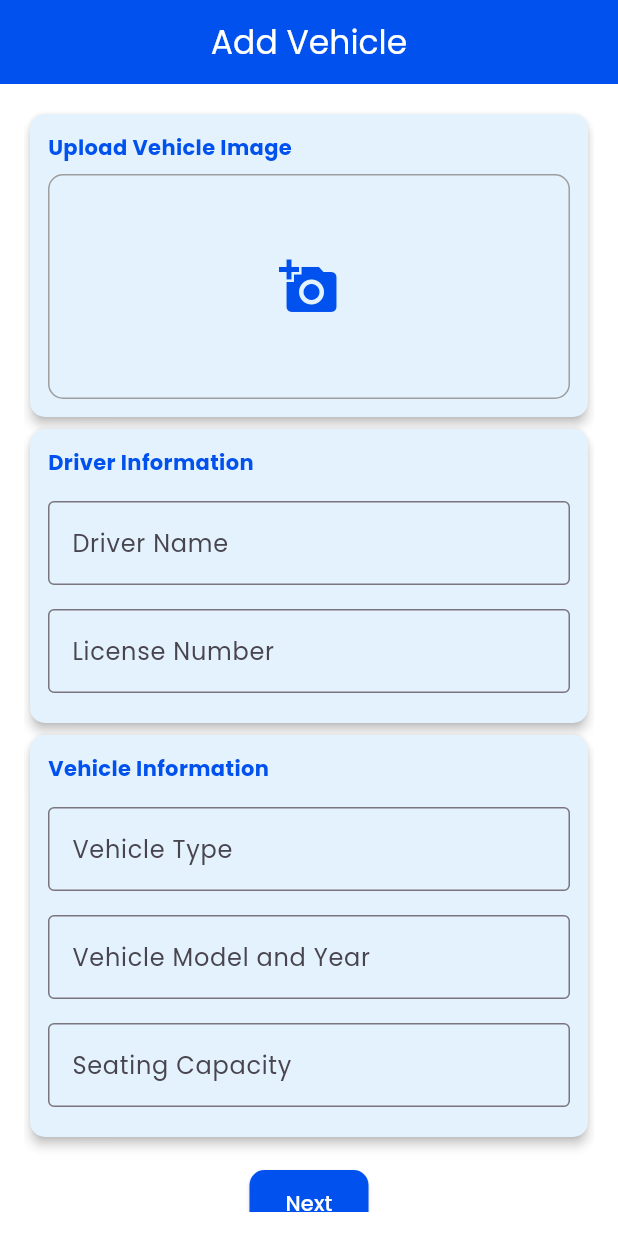
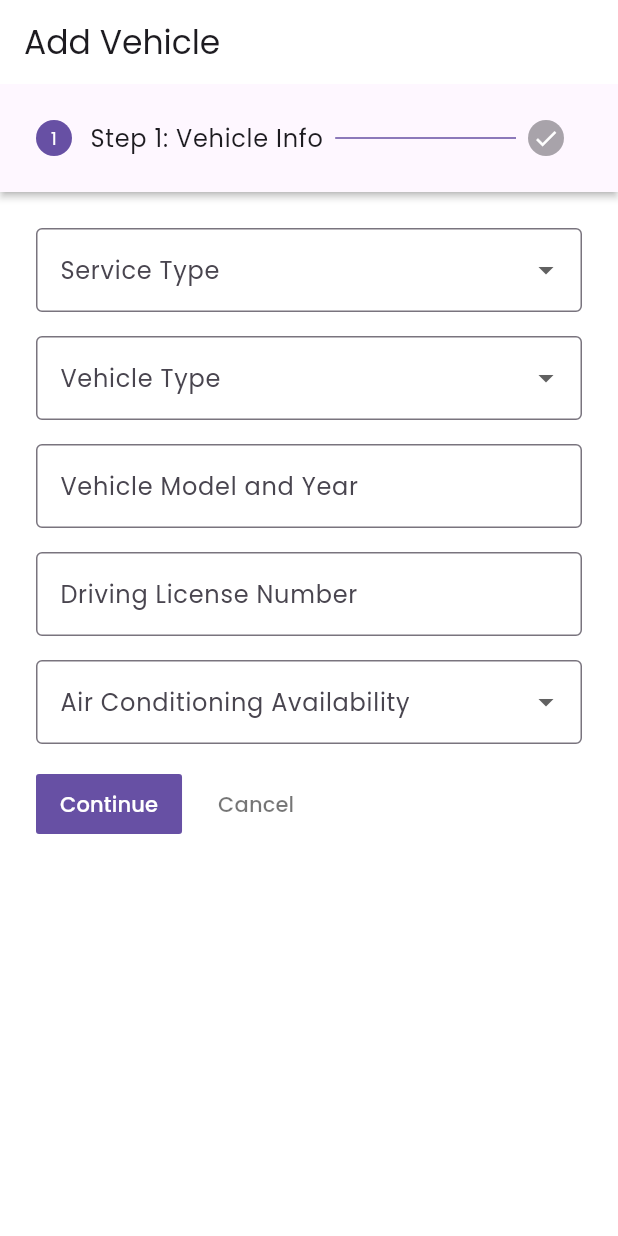
Before and after one commit to wathilaDewnaka/ridelanka-mobile-app-client, a Flutter app: the screen it shows after launch, on a phone screen of 412 x 824 dp. Run offline on Flutter 3.47's test engine with Material 3 defaults, Android fonts, the phone set to English and light mode, and no system bars; our stand-ins replace firebase_core; accounts and stored records are empty.

Commit message:
Added the stepper to make step feature

```diff
--- a/lib/src/screens/driver/vehicle_add.dart
+++ b/lib/src/screens/driver/vehicle_add.dart
@@ -1,254 +1,179 @@
 import 'package:flutter/material.dart';
-
-import 'dart:io';
-
-void main() {
-  runApp(MaterialApp(
-    debugShowCheckedModeBanner: false,
-    home: VehicleAddScreen(),
-  ));
-}
 
 class VehicleAddScreen extends StatefulWidget {
   @override
-  _AddVehiclePage1State createState() => _AddVehiclePage1State();
+  _VehicleAddScreenState createState() =>
+      _VehicleAddScreenState();
 }
 
-class _AddVehiclePage1State extends State<VehicleAddScreen> {
-  final _formKey = GlobalKey<FormState>();
+class _VehicleAddScreenState extends State<VehicleAddScreen> {
+  int _currentStep = 0;
 
-  final TextEditingController driverNameController = TextEditingController();
   final TextEditingController licenseController = TextEditingController();
   final TextEditingController vehicleTypeController = TextEditingController();
   final TextEditingController modelController = TextEditingController();
   final TextEditingController seatingController = TextEditingController();
+  final TextEditingController descriptionController = TextEditingController();
 
-  File? _image;
-
-  final ImagePicker _picker = ImagePicker();
-
-  Future<void> _pickImage() async {
-    final XFile? pickedFile =
-        await _picker.pickImage(source: ImageSource.gallery);
-    if (pickedFile != null) {
-      setState(() {
-        _image = File(pickedFile.path);
-      });
-    }
-  }
-
-  void _validateAndProceed() {
-    if (_formKey.currentState!.validate()) {
-      Navigator.push(
-        context,
-        MaterialPageRoute(builder: (context) => VehicleAddScreen2()),
-      );
-    }
-  }
+  final TextEditingController startLocationController = TextEditingController();
+  final TextEditingController endLocationController = TextEditingController();
+  final TextEditingController priceController = TextEditingController();
+  final TextEditingController experienceController = TextEditingController();
+  final TextEditingController countController = TextEditingController();
+  final TextEditingController languagesController = TextEditingController();
+  final TextEditingController refereeController = TextEditingController();
 
   @override
   Widget build(BuildContext context) {
     return Scaffold(
-      appBar: AppBar(
-        title: Text('Add Vehicle', style: TextStyle(color: Colors.white)),
-        backgroundColor: Color(0xFF0051ED),
-        centerTitle: true,
-      ),
-      body: Padding(
-        padding: EdgeInsets.all(16.0),
-        child: SingleChildScrollView(
-          child: Form(
-            key: _formKey,
-            child: Column(
+      appBar: AppBar(title: Text('Add Vehicle')),
+      body: Stepper(
+        type: StepperType.horizontal,
+        currentStep: _currentStep,
+        onStepContinue: () {
+          if (_currentStep < 1) {
+            setState(() => _currentStep += 1);
+          } else {
+            // Submit data
+            print("Submit all data");
+          }
+        },
+        onStepCancel: () {
+          if (_currentStep > 0) {
+            setState(() => _currentStep -= 1);
+          }
+        },
+        steps: [
+          // Step 1: Vehicle Information
+          Step(
+            title: Text(_currentStep == 0 ? 'Step 1: Vehicle Info' : ""),
+            isActive: _currentStep >= 0,
+            state: _currentStep > 0 ? StepState.complete : StepState.indexed,
+            content: Column(
               children: [
-                // Image Upload Section
-                buildCard('Upload Vehicle Image', [
-                  Container(
-                    height: 150,
-                    width: double.infinity,
-                    decoration: BoxDecoration(
-                      border: Border.all(color: Colors.grey),
-                      borderRadius: BorderRadius.circular(10),
-                      color: Colors.blue[50],
-                    ),
-                    child: Center(
-                      child: IconButton(
-                        icon: Icon(Icons.add_a_photo,
-                            color: Color(0xFF0051ED), size: 40),
-                        onPressed: _pickImage,
-                      ),
-                    ),
+                DropdownButtonFormField(
+                  items: ['School', 'Staff']
+                      .map((value) =>
+                          DropdownMenuItem(value: value, child: Text(value)))
+                      .toList(),
+                  onChanged: (value) {},
+                  decoration: InputDecoration(
+                    labelText: 'Service Type',
+                    border: OutlineInputBorder(),
                   ),
-                  if (_image != null)
-                    Padding(
-                      padding: const EdgeInsets.only(top: 16.0),
-                      child: Image.file(
-                        _image!,
-                        width: 100,
-                        height: 100,
-                        fit: BoxFit.cover,
-                      ),
-                    ),
-                ]),
-
-                // Driver Information
-                buildCard('Driver Information', [
-                  buildTextField(driverNameController, 'Driver Name'),
-                  buildTextField(licenseController, 'License Number'),
-                ]),
-
-                // Vehicle Information
-                buildCard('Vehicle Information', [
-                  buildTextField(vehicleTypeController, 'Vehicle Type'),
-                  buildTextField(modelController, 'Vehicle Model and Year'),
-                  buildTextField(seatingController, 'Seating Capacity'),
-                ]),
-
+                ),
                 SizedBox(height: 16),
-
-                // Next Button
-                ElevatedButton(
-                  onPressed: _validateAndProceed,
-                  style: elevatedButtonStyle(),
-                  child: Text('Next', style: TextStyle(color: Colors.white)),
+                DropdownButtonFormField(
+                  items: ['Van', 'Bus']
+                      .map((value) =>
+                          DropdownMenuItem(value: value, child: Text(value)))
+                      .toList(),
+                  onChanged: (value) {},
+                  decoration: InputDecoration(
+                    labelText: 'Vehicle Type',
+                    border: OutlineInputBorder(),
+                  ),
+                ),
+                SizedBox(height: 16),
+                TextField(
+                  controller: modelController,
+                  decoration: InputDecoration(
+                    labelText: 'Vehicle Model and Year',
+                    border: OutlineInputBorder(),
+                  ),
+                ),
+                SizedBox(height: 16),
+                TextField(
+                  controller: licenseController,
+                  decoration: InputDecoration(
+                    labelText: 'Driving License Number',
+                    border: OutlineInputBorder(),
+                  ),
+                ),
+                SizedBox(height: 16),
+                DropdownButtonFormField(
+                  items: ['Yes', 'No']
+                      .map((value) =>
+                          DropdownMenuItem(value: value, child: Text(value)))
+                      .toList(),
+                  onChanged: (value) {},
+                  decoration: InputDecoration(
+                    labelText: 'Air Conditioning Availability',
+                    border: OutlineInputBorder(),
+                  ),
                 ),
               ],
             ),
           ),
-        ),
+
+          // Step 2: Pricing and Background
+          Step(
+            title:
+                Text(_currentStep == 1 ? 'Step 2: Pricing & Background' : ''),
+            isActive: _currentStep >= 1,
+            state: _currentStep == 1 ? StepState.indexed : StepState.complete,
+            content: Column(
+              children: [
+                TextField(
+                  controller: startLocationController,
+                  decoration: InputDecoration(
+                    labelText: 'Start Location',
+                    border: OutlineInputBorder(),
+                  ),
+                ),
+                SizedBox(height: 16),
+                TextField(
+                  controller: endLocationController,
+                  decoration: InputDecoration(
+                    labelText: 'End Location',
+                    border: OutlineInputBorder(),
+                  ),
+                ),
+                SizedBox(height: 16),
+                TextField(
+                  controller: priceController,
+                  decoration: InputDecoration(
+                    labelText: 'Price',
+                    border: OutlineInputBorder(),
+                  ),
+                ),
+                SizedBox(height: 16),
+                ElevatedButton(
+                  onPressed: () {
+                    // Predict price logic
+                  },
+                  child: Text('Predict Price'),
+                ),
+                SizedBox(height: 16),
+                TextField(
+                  controller: experienceController,
+                  decoration: InputDecoration(
+                    labelText: 'Work Experience',
+                    border: OutlineInputBorder(),
+                  ),
+                ),
+                SizedBox(height: 16),
+                TextField(
+                  controller: languagesController,
+                  decoration: InputDecoration(
+                    labelText: 'Languages',
+                    border: OutlineInputBorder(),
+                  ),
+                ),
+                SizedBox(height: 16),
+                TextField(
+                  controller: descriptionController,
+                  maxLines: 3,
+                  decoration: InputDecoration(
+                    labelText: 'Route details of the vehicle',
+                    border: OutlineInputBorder(),
+                  ),
+                ),
+              ],
+            ),
+          ),
+        ],
       ),
     );
   }
 }
-
-class VehicleAddScreen2 extends StatefulWidget {
-  @override
-  _AddVehiclePage2State createState() => _AddVehiclePage2State();
-}
-
-class _AddVehiclePage2State extends State<VehicleAddScreen2> {
-  final _formKey = GlobalKey<FormState>();
-
-  final TextEditingController startLocationController = TextEditingController();
-  final TextEditingController endLocationController = TextEditingController();
-  final TextEditingController priceController = TextEditingController();
-  final TextEditingController descriptionController = TextEditingController();
-
-  void _validateAndSubmit() {
-    if (_formKey.currentState!.validate()) {
-      ScaffoldMessenger.of(context).showSnackBar(
-        SnackBar(
-          content: Text('Vehicle Added Successfully!'),
-          backgroundColor: Colors.green,
-        ),
-      );
-    }
-  }
-
-  @override
-  Widget build(BuildContext context) {
-    return Scaffold(
-      appBar: AppBar(
-        title: Text('Add Vehicle', style: TextStyle(color: Colors.white)),
-        backgroundColor: Color(0xFF0051ED),
-        centerTitle: true,
-      ),
-      body: Padding(
-        padding: EdgeInsets.all(16.0),
-        child: SingleChildScrollView(
-          child: Form(
-            key: _formKey,
-            child: Column(
-              children: [
-                // Pricing Details
-                buildCard('Pricing', [
-                  buildTextField(startLocationController, 'Start Location'),
-                  buildTextField(endLocationController, 'End Location'),
-                  buildTextField(priceController, 'Price', isNumeric: true),
-                  ElevatedButton(
-                    onPressed: () {
-                      // Predict price functionality
-                    },
-                    style: elevatedButtonStyle(),
-                    child: Text('Predict Price',
-                        style: TextStyle(color: Colors.white)),
-                  ),
-                ]),
-
-                // Add Description Section
-                buildCard('Add Description', [
-                  buildTextField(
-                      descriptionController, 'Write a Description here',
-                      maxLines: 4),
-                ]),
-
-                SizedBox(height: 16),
-
-                // Submit Button
-                ElevatedButton(
-                  onPressed: _validateAndSubmit,
-                  style: elevatedButtonStyle(),
-                  child: Text('Submit', style: TextStyle(color: Colors.white)),
-                ),
-              ],
-            ),
-          ),
-        ),
-      ),
-    );
-  }
-}
-
-// Reusable Widget for Text Fields with Validation
-Widget buildTextField(TextEditingController controller, String label,
-    {int maxLines = 1, bool isNumeric = false}) {
-  return Padding(
-    padding: const EdgeInsets.symmetric(vertical: 8.0),
-    child: TextFormField(
-      controller: controller,
-      maxLines: maxLines,
-      keyboardType: isNumeric ? TextInputType.number : TextInputType.text,
-      decoration: InputDecoration(
-        labelText: label,
-        border: OutlineInputBorder(),
-      ),
-      validator: (value) {
-        if (value == null || value.trim().isEmpty) {
-          return 'Please enter $label';
-        }
-        return null;
-      },
-    ),
-  );
-}
-
-// Reusable Widget for Cards
-Widget buildCard(String title, List<Widget> children) {
-  return Card(
-    color: Colors.blue[50],
-    elevation: 3,
-    shape: RoundedRectangleBorder(borderRadius: BorderRadius.circular(10)),
-    child: Padding(
-      padding: EdgeInsets.all(12.0),
-      child: Column(
-        crossAxisAlignment: CrossAxisAlignment.start,
-        children: [
-          Text(title,
-              style: TextStyle(
-                  fontWeight: FontWeight.bold, color: Color(0xFF0051ED))),
-          SizedBox(height: 8),
-          ...children,
-        ],
-      ),
-    ),
-  );
-}
-
-// Button Style
-ButtonStyle elevatedButtonStyle() {
-  return ElevatedButton.styleFrom(
-    backgroundColor: Color(0xFF0051ED),
-    shape: RoundedRectangleBorder(borderRadius: BorderRadius.circular(10)),
-    padding: EdgeInsets.symmetric(vertical: 12, horizontal: 24),
-  );
-}
```
